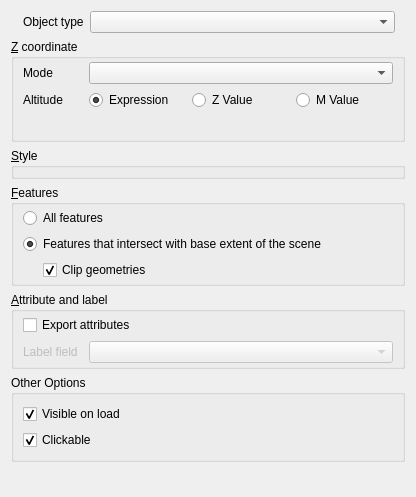
minorua/Qgis2threejs, file ui/vectorproperties.ui: the form before one commit.
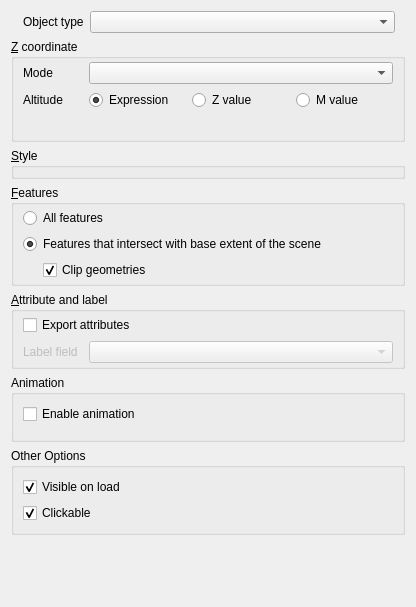
The form after the commit. Custom widgets are drawn as their Qt base class.

Commit message:
[KEYFRAME ANIMATION AND STORYTELLING] camera motion, layer opacity and narrative box
- add animation panel to exporter window
- add animation group to layer properties dialog and export to web dialog
- pause animation and pop up narrative box at keyframes with narrative content

The animation feature of this plugin intends to make it possible to make effective animations for 3D storytelling maps.

```diff
--- a/ui/vectorproperties.ui
+++ b/ui/vectorproperties.ui
@@ -7,7 +7,7 @@
     <x>0</x>
     <y>0</y>
     <width>416</width>
-    <height>497</height>
+    <height>607</height>
    </rect>
   </property>
   <property name="windowTitle">
@@ -108,7 +108,7 @@
         <item>
          <widget class="QRadioButton" name="radioButton_zValue">
           <property name="text">
-           <string>Z Value</string>
+           <string>Z value</string>
           </property>
           <attribute name="buttonGroup">
            <string notr="true">buttonGroup_altitude</string>
@@ -118,7 +118,7 @@
         <item>
          <widget class="QRadioButton" name="radioButton_mValue">
           <property name="text">
-           <string>M Value</string>
+           <string>M value</string>
           </property>
           <attribute name="buttonGroup">
            <string notr="true">buttonGroup_altitude</string>
@@ -296,6 +296,25 @@
      </layout>
     </widget>
    </item>
+   <item>
+    <widget class="QGroupBox" name="groupBox_Animation">
+     <property name="title">
+      <string>Animation</string>
+     </property>
+     <layout class="QVBoxLayout" name="verticalLayout_5">
+      <item>
+       <widget class="QCheckBox" name="checkBox_Animation">
+        <property name="text">
+         <string>Enable animation</string>
+        </property>
+       </widget>
+      </item>
+      <item>
+       <widget class="AnimationPanel" name="animationPanel" native="true"/>
+      </item>
+     </layout>
+    </widget>
+   </item>
    <item>
     <widget class="QGroupBox" name="groupBox_Others">
      <property name="title">
@@ -341,6 +360,12 @@
   </layout>
  </widget>
  <customwidgets>
+  <customwidget>
+   <class>AnimationPanel</class>
+   <extends>QWidget</extends>
+   <header>Qgis2threejs.keyframes</header>
+   <container>1</container>
+  </customwidget>
   <customwidget>
    <class>QgsFieldExpressionWidget</class>
    <extends>QWidget</extends>
```
Left out of the diff: 17 changed lines with no effect on the pictures. The commit also changes 30 other files.
